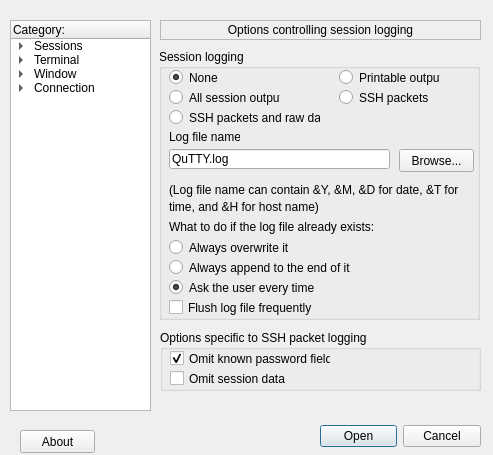
Old version of the form GuiSettingsWindow.ui in the repository rajendrant/qutty.
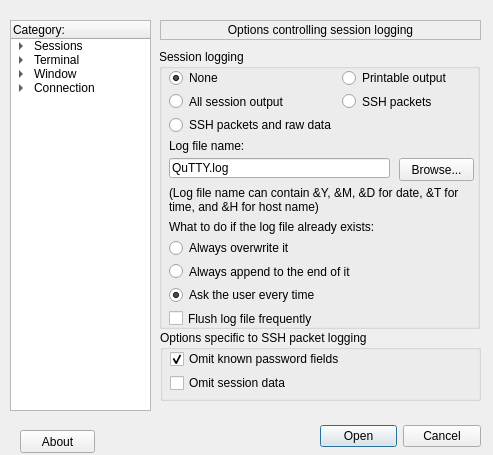
New version of the form. The open tabs and pages were chosen to show the change.

```diff
--- a/GuiSettingsWindow.ui
+++ b/GuiSettingsWindow.ui
@@ -44,7 +44,7 @@
      <x>160</x>
      <y>20</y>
      <width>361</width>
-     <height>391</height>
+     <height>390</height>
     </rect>
    </property>
    <property name="frameShape">
@@ -428,101 +428,18 @@
        <x>-1</x>
        <y>29</y>
        <width>321</width>
-       <height>271</height>
+       <height>280</height>
       </rect>
      </property>
      <property name="title">
       <string>Session logging</string>
      </property>
-     <widget class="QRadioButton" name="rb_sessionlog_none">
-      <property name="geometry">
-       <rect>
-        <x>10</x>
-        <y>20</y>
-        <width>82</width>
-        <height>17</height>
-       </rect>
-      </property>
-      <property name="text">
-       <string>None</string>
-      </property>
-      <property name="checked">
-       <bool>true</bool>
-      </property>
-      <attribute name="buttonGroup">
-       <string>gp_seslog</string>
-      </attribute>
-     </widget>
-     <widget class="QRadioButton" name="rb_sessionlog_alloutput">
-      <property name="geometry">
-       <rect>
-        <x>10</x>
-        <y>40</y>
-        <width>111</width>
-        <height>17</height>
-       </rect>
-      </property>
-      <property name="text">
-       <string>All session output</string>
-      </property>
-      <attribute name="buttonGroup">
-       <string>gp_seslog</string>
-      </attribute>
-     </widget>
-     <widget class="QRadioButton" name="rb_sessionlog_rawdata">
-      <property name="geometry">
-       <rect>
-        <x>10</x>
-        <y>60</y>
-        <width>151</width>
-        <height>17</height>
-       </rect>
-      </property>
-      <property name="text">
-       <string>SSH packets and raw data</string>
-      </property>
-      <attribute name="buttonGroup">
-       <string>gp_seslog</string>
-      </attribute>
-     </widget>
-     <widget class="QRadioButton" name="rb_sessionlog_sshpacket">
-      <property name="geometry">
-       <rect>
-        <x>180</x>
-        <y>40</y>
-        <width>91</width>
-        <height>17</height>
-       </rect>
-      </property>
-      <property name="text">
-       <string>SSH packets</string>
-      </property>
-      <attribute name="buttonGroup">
-       <string>gp_seslog</string>
-      </attribute>
-     </widget>
-     <widget class="QRadioButton" name="rb_sessionlog_printout">
-      <property name="geometry">
-       <rect>
-        <x>180</x>
-        <y>20</y>
-        <width>101</width>
-        <height>17</height>
-       </rect>
-      </property>
-      <property name="text">
-       <string>Printable output</string>
-      </property>
-      <attribute name="buttonGroup">
-       <string>gp_seslog</string>
-      </attribute>
-     </widget>
      <widget class="QLabel" name="label_3">
       <property name="geometry">
        <rect>
         <x>10</x>
-        <y>80</y>
-        <width>71</width>
+        <y>89</y>
+        <width>101</width>
         <height>16</height>
        </rect>
       </property>
@@ -534,7 +451,7 @@
       <property name="geometry">
        <rect>
         <x>10</x>
-        <y>100</y>
+        <y>109</y>
         <width>221</width>
         <height>20</height>
        </rect>
@@ -548,25 +465,24 @@
        <rect>
         <x>10</x>
         <y>130</y>
-        <width>291</width>
-        <height>21</height>
+        <width>311</width>
+        <height>41</height>
        </rect>
       </property>
+      <property name="lineWidth">
+       <number>1</number>
+      </property>
       <property name="text">
-       <string>(Log file name can contain &amp;Y, &amp;M, &amp;D for date, &amp;T for </string>
+       <string>(Log file name can contain &amp;Y, &amp;M, &amp;D for date, &amp;T for time, and &amp;H for host name)</string>
       </property>
-     </widget>
-     <widget class="QLabel" name="label_5">
-      <property name="geometry">
-       <rect>
-        <x>10</x>
-        <y>150</y>
-        <width>181</width>
-        <height>16</height>
-       </rect>
+      <property name="textFormat">
+       <enum>Qt::PlainText</enum>
       </property>
-      <property name="text">
-       <string>time, and &amp;H for host name)</string>
+      <property name="scaledContents">
+       <bool>false</bool>
+      </property>
+      <property name="wordWrap">
+       <bool>true</bool>
       </property>
      </widget>
      <widget class="QLabel" name="label_6">
@@ -574,7 +490,7 @@
        <rect>
         <x>10</x>
         <y>170</y>
-        <width>211</width>
+        <width>221</width>
         <height>16</height>
        </rect>
       </property>
@@ -582,15 +498,96 @@
        <string>What to do if the log file already exists:</string>
       </property>
      </widget>
+     <widget class="QPushButton" name="pushButton_5">
+      <property name="geometry">
+       <rect>
+        <x>240</x>
+        <y>109</y>
+        <width>75</width>
+        <height>23</height>
+       </rect>
+      </property>
+      <property name="text">
+       <string>Browse...</string>
+      </property>
+     </widget>
+     <widget class="QWidget" name="layoutWidget3">
+      <property name="geometry">
+       <rect>
+        <x>10</x>
+        <y>20</y>
+        <width>300</width>
+        <height>65</height>
+       </rect>
+      </property>
+      <layout class="QFormLayout" name="formLayout">
+       <item row="0" column="0">
+        <widget class="QRadioButton" name="rb_sessionlog_none">
+         <property name="text">
+          <string>None</string>
+         </property>
+         <property name="checked">
+          <bool>true</bool>
+         </property>
+         <attribute name="buttonGroup">
+          <string>gp_seslog</string>
+         </attribute>
+        </widget>
+       </item>
+       <item row="0" column="1">
+        <widget class="QRadioButton" name="rb_sessionlog_printout">
+         <property name="text">
+          <string>Printable output</string>
+         </property>
+         <attribute name="buttonGroup">
+          <string>gp_seslog</string>
+         </attribute>
+        </widget>
+       </item>
+       <item row="1" column="0">
+        <widget class="QRadioButton" name="rb_sessionlog_alloutput">
+         <property name="text">
+          <string>All session output</string>
+         </property>
+         <attribute name="buttonGroup">
+          <string>gp_seslog</string>
+         </attribute>
+        </widget>
+       </item>
+       <item row="1" column="1">
+        <widget class="QRadioButton" name="rb_sessionlog_sshpacket">
+         <property name="text">
+          <string>SSH packets</string>
+         </property>
+         <attribute name="buttonGroup">
+          <string>gp_seslog</string>
+         </attribute>
+        </widget>
+       </item>
+       <item row="2" column="0">
+        <widget class="QRadioButton" name="rb_sessionlog_rawdata">
+         <property name="text">
+          <string>SSH packets and raw data</string>
+         </property>
+         <attribute name="buttonGroup">
+          <string>gp_seslog</string>
+         </attribute>
+        </widget>
+       </item>
+      </layout>
+     </widget>
+     <widget class="QWidget" name="layoutWidget4">
+      <property name="geometry">
+       <rect>
+        <x>10</x>
+        <y>190</y>
+        <width>300</width>
+        <height>88</height>
+       </rect>
+      </property>
+      <layout class="QVBoxLayout" name="verticalLayout">
+       <item>
      <widget class="QRadioButton" name="rb_sessionlog_overwrite">
-      <property name="geometry">
-       <rect>
-        <x>10</x>
-        <y>190</y>
-        <width>131</width>
-        <height>17</height>
-       </rect>
-      </property>
       <property name="text">
        <string>Always overwrite it</string>
       </property>
@@ -598,15 +595,9 @@
        <string>gp_logfile</string>
       </attribute>
      </widget>
+       </item>
+       <item>
      <widget class="QRadioButton" name="rb_sessionlog_append">
-      <property name="geometry">
-       <rect>
-        <x>10</x>
-        <y>210</y>
-        <width>181</width>
-        <height>17</height>
-       </rect>
-      </property>
       <property name="text">
        <string>Always append to the end of it</string>
       </property>
@@ -614,15 +605,9 @@
        <string>gp_logfile</string>
       </attribute>
      </widget>
+       </item>
+       <item>
      <widget class="QRadioButton" name="rb_sessionlog_askuser">
-      <property name="geometry">
-       <rect>
-        <x>10</x>
-        <y>230</y>
-        <width>161</width>
-        <height>17</height>
-       </rect>
-      </property>
       <property name="text">
        <string>Ask the user every time</string>
       </property>
@@ -633,15 +618,9 @@
        <string>gp_logfile</string>
       </attribute>
      </widget>
+       </item>
+       <item>
      <widget class="QCheckBox" name="chb_sessionlog_flush">
-      <property name="geometry">
-       <rect>
-        <x>10</x>
-        <y>250</y>
-        <width>161</width>
-        <height>17</height>
-       </rect>
-      </property>
       <property name="text">
        <string>Flush log file frequently</string>
       </property>
@@ -649,18 +628,8 @@
        <bool>false</bool>
       </property>
      </widget>
-     <widget class="QPushButton" name="pushButton_5">
-      <property name="geometry">
-       <rect>
-        <x>240</x>
-        <y>100</y>
-        <width>75</width>
-        <height>23</height>
-       </rect>
-      </property>
-      <property name="text">
-       <string>Browse...</string>
-      </property>
+       </item>
+      </layout>
      </widget>
     </widget>
     <widget class="QGroupBox" name="groupBox_5">
@@ -669,21 +638,24 @@
        <x>0</x>
        <y>310</y>
        <width>321</width>
-       <height>61</height>
+       <height>71</height>
       </rect>
      </property>
      <property name="title">
       <string>Options specific to SSH packet logging</string>
      </property>
+     <widget class="QWidget" name="layoutWidget5">
+      <property name="geometry">
+       <rect>
+        <x>10</x>
+        <y>20</y>
+        <width>301</width>
+        <height>42</height>
+       </rect>
+      </property>
+      <layout class="QVBoxLayout" name="verticalLayout_2">
+       <item>
      <widget class="QCheckBox" name="chb_sessionlog_omitpasswd">
-      <property name="geometry">
-       <rect>
-        <x>10</x>
-        <y>20</y>
-        <width>161</width>
-        <height>17</height>
-       </rect>
-      </property>
       <property name="text">
        <string>Omit known password fields</string>
       </property>
@@ -691,19 +663,16 @@
        <bool>true</bool>
       </property>
      </widget>
+       </item>
+       <item>
      <widget class="QCheckBox" name="chb_sessionlog_omitdata">
-      <property name="geometry">
-       <rect>
-        <x>10</x>
-        <y>40</y>
-        <width>151</width>
-        <height>17</height>
-       </rect>
-      </property>
       <property name="text">
        <string>Omit session data</string>
       </property>
      </widget>
+       </item>
+      </layout>
+     </widget>
     </widget>
    </widget>
    <widget class="QWidget" name="page_3">
```
Left out of the diff: 1899 changed lines with no effect on the pictures. Lines whose indentation alone changed are shown as unchanged.
